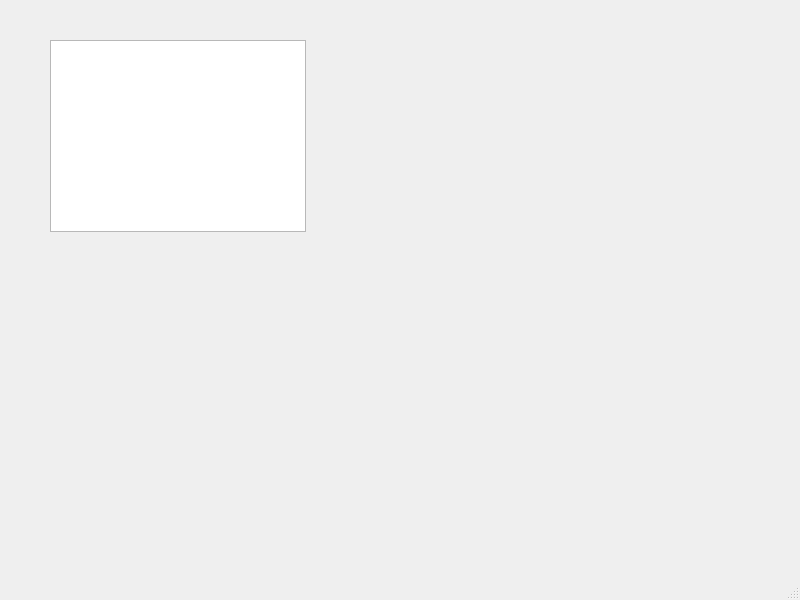
This is CODE/mainwindowchef.ui in dervieuxC/gestionDemenagementCorrige as Qt 5 draws it before an edit. The edited form follows.
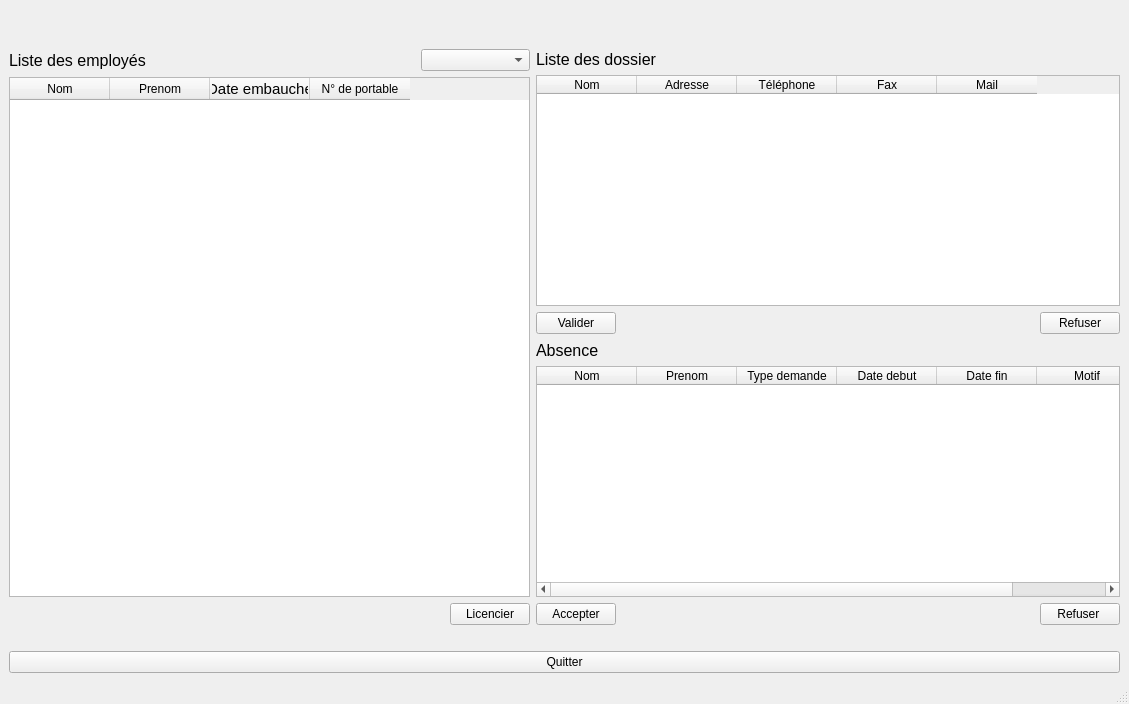
This is the edited form.

```diff
--- a/CODE/mainwindowchef.ui
+++ b/CODE/mainwindowchef.ui
@@ -6,24 +6,389 @@
    <rect>
     <x>0</x>
     <y>0</y>
-    <width>800</width>
-    <height>600</height>
+    <width>1129</width>
+    <height>704</height>
    </rect>
   </property>
   <property name="windowTitle">
    <string>MainWindow</string>
   </property>
   <widget class="QWidget" name="centralwidget">
-   <widget class="QTableView" name="tableView">
-    <property name="geometry">
-     <rect>
-      <x>50</x>
-      <y>40</y>
-      <width>256</width>
-      <height>192</height>
-     </rect>
-    </property>
-   </widget>
+   <layout class="QVBoxLayout" name="verticalLayout_9">
+    <item>
+     <layout class="QVBoxLayout" name="verticalLayout_8">
+      <item>
+       <layout class="QVBoxLayout" name="verticalLayout_6">
+        <item>
+         <spacer name="horizontalSpacer_7">
+          <property name="orientation">
+           <enum>Qt::Horizontal</enum>
+          </property>
+          <property name="sizeHint" stdset="0">
+           <size>
+            <width>1098</width>
+            <height>20</height>
+           </size>
+          </property>
+         </spacer>
+        </item>
+        <item>
+         <spacer name="horizontalSpacer_10">
+          <property name="orientation">
+           <enum>Qt::Horizontal</enum>
+          </property>
+          <property name="sizeHint" stdset="0">
+           <size>
+            <width>1098</width>
+            <height>20</height>
+           </size>
+          </property>
+         </spacer>
+        </item>
+       </layout>
+      </item>
+      <item>
+       <layout class="QVBoxLayout" name="verticalLayout_7">
+        <item>
+         <layout class="QHBoxLayout" name="horizontalLayout_7">
+          <item>
+           <layout class="QVBoxLayout" name="verticalLayout_3">
+            <item>
+             <layout class="QVBoxLayout" name="verticalLayout">
+              <item>
+               <layout class="QHBoxLayout" name="horizontalLayout">
+                <item>
+                 <widget class="QLabel" name="labelEmployes">
+                  <property name="font">
+                   <font>
+                    <pointsize>12</pointsize>
+                    <weight>50</weight>
+                    <bold>false</bold>
+                   </font>
+                  </property>
+                  <property name="text">
+                   <string>Liste des employés</string>
+                  </property>
+                 </widget>
+                </item>
+                <item>
+                 <spacer name="horizontalSpacer">
+                  <property name="orientation">
+                   <enum>Qt::Horizontal</enum>
+                  </property>
+                  <property name="sizeHint" stdset="0">
+                   <size>
+                    <width>208</width>
+                    <height>20</height>
+                   </size>
+                  </property>
+                 </spacer>
+                </item>
+                <item>
+                 <widget class="QComboBox" name="comboBoxTrierEmployes">
+                  <item>
+                   <property name="text">
+                    <string/>
+                   </property>
+                  </item>
+                  <item>
+                   <property name="text">
+                    <string>Salaries</string>
+                   </property>
+                  </item>
+                  <item>
+                   <property name="text">
+                    <string>Commerciales</string>
+                   </property>
+                  </item>
+                 </widget>
+                </item>
+               </layout>
+              </item>
+              <item>
+               <widget class="QTableWidget" name="tableWidgetEmployes">
+                <column>
+                 <property name="text">
+                  <string>Nom</string>
+                 </property>
+                </column>
+                <column>
+                 <property name="text">
+                  <string>Prenom</string>
+                 </property>
+                </column>
+                <column>
+                 <property name="text">
+                  <string>Date embauche</string>
+                 </property>
+                 <property name="font">
+                  <font>
+                   <pointsize>11</pointsize>
+                   <weight>50</weight>
+                   <italic>false</italic>
+                   <bold>false</bold>
+                   <underline>false</underline>
+                   <strikeout>false</strikeout>
+                  </font>
+                 </property>
+                </column>
+                <column>
+                 <property name="text">
+                  <string>N° de portable</string>
+                 </property>
+                </column>
+               </widget>
+              </item>
+             </layout>
+            </item>
+            <item>
+             <layout class="QHBoxLayout" name="horizontalLayout_4">
+              <item>
+               <spacer name="horizontalSpacer_4">
+                <property name="orientation">
+                 <enum>Qt::Horizontal</enum>
+                </property>
+                <property name="sizeHint" stdset="0">
+                 <size>
+                  <width>378</width>
+                  <height>20</height>
+                 </size>
+                </property>
+               </spacer>
+              </item>
+              <item>
+               <widget class="QPushButton" name="pushButtonLicencier">
+                <property name="text">
+                 <string>Licencier</string>
+                </property>
+               </widget>
+              </item>
+             </layout>
+            </item>
+           </layout>
+          </item>
+          <item>
+           <layout class="QVBoxLayout" name="verticalLayout_5">
+            <item>
+             <layout class="QVBoxLayout" name="verticalLayout_4">
+              <item>
+               <layout class="QHBoxLayout" name="horizontalLayout_5">
+                <item>
+                 <widget class="QLabel" name="labelAgences">
+                  <property name="font">
+                   <font>
+                    <pointsize>12</pointsize>
+                   </font>
+                  </property>
+                  <property name="text">
+                   <string>Liste des dossier</string>
+                  </property>
+                 </widget>
+                </item>
+                <item>
+                 <spacer name="horizontalSpacer_5">
+                  <property name="orientation">
+                   <enum>Qt::Horizontal</enum>
+                  </property>
+                  <property name="sizeHint" stdset="0">
+                   <size>
+                    <width>428</width>
+                    <height>20</height>
+                   </size>
+                  </property>
+                 </spacer>
+                </item>
+               </layout>
+              </item>
+              <item>
+               <widget class="QTableWidget" name="tableWidgetAgences">
+                <column>
+                 <property name="text">
+                  <string>Nom</string>
+                 </property>
+                </column>
+                <column>
+                 <property name="text">
+                  <string>Adresse</string>
+                 </property>
+                </column>
+                <column>
+                 <property name="text">
+                  <string>Téléphone</string>
+                 </property>
+                </column>
+                <column>
+                 <property name="text">
+                  <string>Fax</string>
+                 </property>
+                </column>
+                <column>
+                 <property name="text">
+                  <string>Mail</string>
+                 </property>
+                </column>
+               </widget>
+              </item>
+              <item>
+               <layout class="QHBoxLayout" name="horizontalLayout_6">
+                <item>
+                 <widget class="QPushButton" name="pushButtonValiderDossier">
+                  <property name="text">
+                   <string>Valider</string>
+                  </property>
+                 </widget>
+                </item>
+                <item>
+                 <spacer name="horizontalSpacer_6">
+                  <property name="orientation">
+                   <enum>Qt::Horizontal</enum>
+                  </property>
+                  <property name="sizeHint" stdset="0">
+                   <size>
+                    <width>318</width>
+                    <height>20</height>
+                   </size>
+                  </property>
+                 </spacer>
+                </item>
+                <item>
+                 <widget class="QPushButton" name="pushButtonRefuser">
+                  <property name="text">
+                   <string>Refuser</string>
+                  </property>
+                 </widget>
+                </item>
+               </layout>
+              </item>
+             </layout>
+            </item>
+            <item>
+             <layout class="QVBoxLayout" name="verticalLayout_2">
+              <item>
+               <layout class="QHBoxLayout" name="horizontalLayout_3">
+                <item>
+                 <widget class="QLabel" name="labelDemandeAbsenceConge">
+                  <property name="font">
+                   <font>
+                    <pointsize>12</pointsize>
+                   </font>
+                  </property>
+                  <property name="text">
+                   <string>Absence</string>
+                  </property>
+                 </widget>
+                </item>
+                <item>
+                 <spacer name="horizontalSpacer_3">
+                  <property name="orientation">
+                   <enum>Qt::Horizontal</enum>
+                  </property>
+                  <property name="sizeHint" stdset="0">
+                   <size>
+                    <width>438</width>
+                    <height>20</height>
+                   </size>
+                  </property>
+                 </spacer>
+                </item>
+               </layout>
+              </item>
+              <item>
+               <widget class="QTableWidget" name="tableWidgetDemandeAbsencesConges">
+                <column>
+                 <property name="text">
+                  <string>Nom</string>
+                 </property>
+                </column>
+                <column>
+                 <property name="text">
+                  <string>Prenom</string>
+                 </property>
+                </column>
+                <column>
+                 <property name="text">
+                  <string>Type demande</string>
+                 </property>
+                </column>
+                <column>
+                 <property name="text">
+                  <string>Date debut</string>
+                 </property>
+                </column>
+                <column>
+                 <property name="text">
+                  <string>Date fin</string>
+                 </property>
+                </column>
+                <column>
+                 <property name="text">
+                  <string>Motif</string>
+                 </property>
+                </column>
+               </widget>
+              </item>
+              <item>
+               <layout class="QHBoxLayout" name="horizontalLayout_2">
+                <item>
+                 <widget class="QPushButton" name="pushButtonAccepterDemande">
+                  <property name="text">
+                   <string>Accepter</string>
+                  </property>
+                 </widget>
+                </item>
+                <item>
+                 <spacer name="horizontalSpacer_2">
+                  <property name="orientation">
+                   <enum>Qt::Horizontal</enum>
+                  </property>
+                  <property name="sizeHint" stdset="0">
+                   <size>
+                    <width>418</width>
+                    <height>20</height>
+                   </size>
+                  </property>
+                 </spacer>
+                </item>
+                <item>
+                 <widget class="QPushButton" name="pushButtonRefuserDemande">
+                  <property name="text">
+                   <string>Refuser </string>
+                  </property>
+                 </widget>
+                </item>
+               </layout>
+              </item>
+             </layout>
+            </item>
+           </layout>
+          </item>
+         </layout>
+        </item>
+        <item>
+         <spacer name="horizontalSpacer_9">
+          <property name="orientation">
+           <enum>Qt::Horizontal</enum>
+          </property>
+          <property name="sizeHint" stdset="0">
+           <size>
+            <width>1098</width>
+            <height>20</height>
+           </size>
+          </property>
+         </spacer>
+        </item>
+       </layout>
+      </item>
+      <item>
+       <widget class="QPushButton" name="pushButtonQuitter">
+        <property name="text">
+         <string>Quitter</string>
+        </property>
+       </widget>
+      </item>
+     </layout>
+    </item>
+   </layout>
   </widget>
   <widget class="QMenuBar" name="menubar">
    <property name="geometry">
```
Left out of the diff: 4 changed lines with no effect on the pictures.
